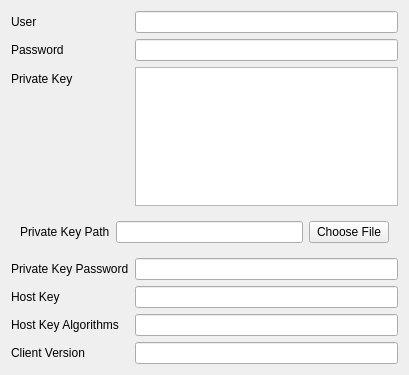
The window that upstream/include/ui/profile/edit_ssh.ui (hopol/throne-mirror) describes before a commit, drawn with Qt 5.
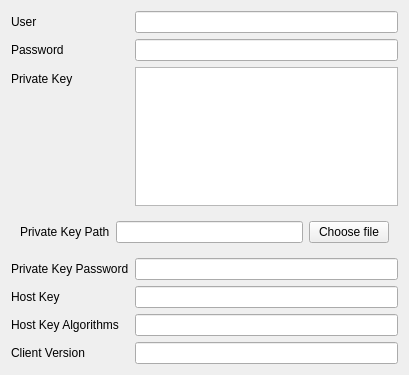
The same window after the commit.

Diff of the .ui file:
```diff
--- a/upstream/include/ui/profile/edit_ssh.ui
+++ b/upstream/include/ui/profile/edit_ssh.ui
@@ -124,7 +124,7 @@
       <item row="0" column="2">
        <widget class="QPushButton" name="choose_pk">
         <property name="text">
-         <string>Choose File</string>
+         <string>Choose file</string>
         </property>
        </widget>
       </item>
```
